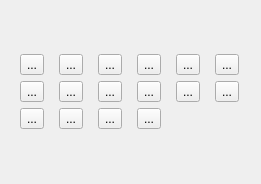
Before: the Qt Designer form flo2d/ui/grid_tools_widget.ui in FLO-2DSoftware/qgis-flo-2d-plugin, drawn with Qt 5.
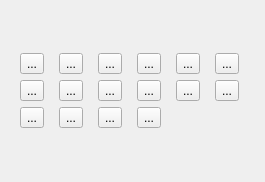
After: the same form once the commit is applied. Icons and pictures are not drawn.

Patch:
```diff
--- a/flo2d/ui/grid_tools_widget.ui
+++ b/flo2d/ui/grid_tools_widget.ui
@@ -6,8 +6,8 @@
    <rect>
     <x>0</x>
     <y>0</y>
-    <width>261</width>
-    <height>184</height>
+    <width>265</width>
+    <height>182</height>
    </rect>
   </property>
   <property name="windowTitle">
@@ -351,19 +351,6 @@
        </property>
       </widget>
      </item>
-     <item row="2" column="4" colspan="2">
-      <spacer name="horizontalSpacer">
-       <property name="orientation">
-        <enum>Qt::Horizontal</enum>
-       </property>
-       <property name="sizeHint" stdset="0">
-        <size>
-         <width>40</width>
-         <height>20</height>
-        </size>
-       </property>
-      </spacer>
-     </item>
     </layout>
    </item>
   </layout>
```
Left out of the diff: 348 changed lines with no effect on the pictures.
